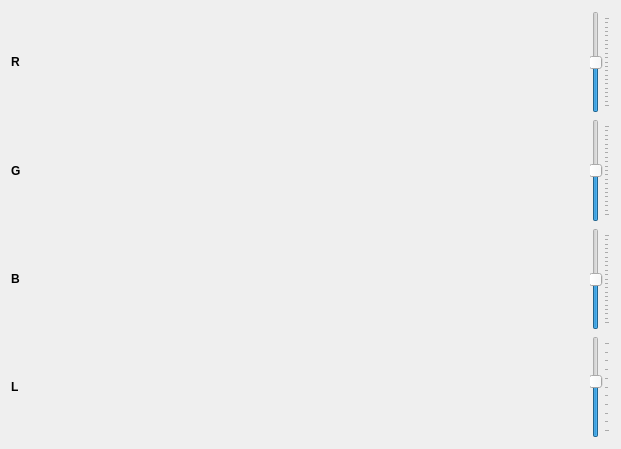
Qt form previewform.ui (607011/vstripe) before a commit.
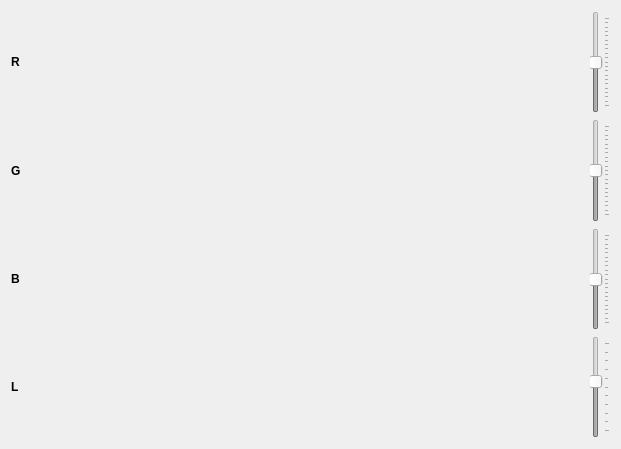
The same form after that commit.

```diff
--- a/previewform.ui
+++ b/previewform.ui
@@ -33,6 +33,9 @@
        </item>
        <item row="1" column="1">
         <widget class="QSlider" name="exposureGSlider">
+         <property name="enabled">
+          <bool>false</bool>
+         </property>
          <property name="sizePolicy">
           <sizepolicy hsizetype="Fixed" vsizetype="Expanding">
            <horstretch>0</horstretch>
@@ -67,6 +70,9 @@
        </item>
        <item row="0" column="1">
         <widget class="QSlider" name="exposureRSlider">
+         <property name="enabled">
+          <bool>false</bool>
+         </property>
          <property name="sizePolicy">
           <sizepolicy hsizetype="Fixed" vsizetype="Expanding">
            <horstretch>0</horstretch>
@@ -127,6 +133,9 @@
        </item>
        <item row="2" column="1">
         <widget class="QSlider" name="exposureBSlider">
+         <property name="enabled">
+          <bool>false</bool>
+         </property>
          <property name="sizePolicy">
           <sizepolicy hsizetype="Fixed" vsizetype="Expanding">
            <horstretch>0</horstretch>
@@ -174,6 +183,9 @@
        </item>
        <item row="3" column="1">
         <widget class="QSlider" name="exposureLSlider">
+         <property name="enabled">
+          <bool>false</bool>
+         </property>
          <property name="sizePolicy">
           <sizepolicy hsizetype="Fixed" vsizetype="Expanding">
            <horstretch>0</horstretch>
```
